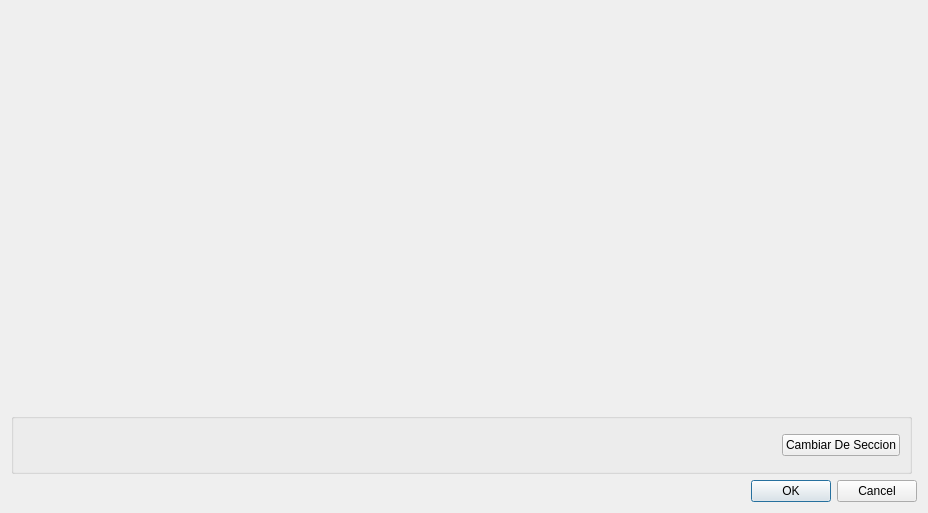
This is src/ui/DialogRegistrarCambioDeSeccion.ui in guilleurrutia10/division-transporte as Qt 5 draws it before an edit. The edited form follows.
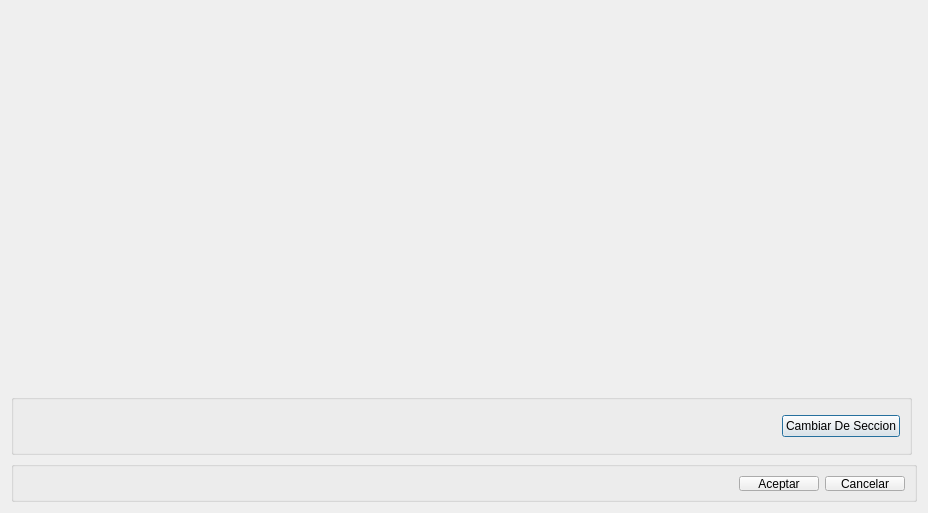
This is the edited form.

Commit message: modificaciones ui con group box parte 2

Diff of the .ui file:
```diff
--- a/src/ui/DialogRegistrarCambioDeSeccion.ui
+++ b/src/ui/DialogRegistrarCambioDeSeccion.ui
@@ -53,10 +53,63 @@
     </widget>
    </item>
    <item>
-    <widget class="QDialogButtonBox" name="buttonBox">
-     <property name="standardButtons">
-      <set>QDialogButtonBox::Cancel|QDialogButtonBox::Ok</set>
+    <widget class="QGroupBox" name="groupBoxButtonBox">
+     <property name="minimumSize">
+      <size>
+       <width>271</width>
+       <height>41</height>
+      </size>
      </property>
+     <property name="maximumSize">
+      <size>
+       <width>16777215</width>
+       <height>41</height>
+      </size>
+     </property>
+     <property name="title">
+      <string/>
+     </property>
+     <layout class="QGridLayout" name="gridLayout_7">
+      <property name="leftMargin">
+       <number>9</number>
+      </property>
+      <property name="topMargin">
+       <number>9</number>
+      </property>
+      <property name="rightMargin">
+       <number>9</number>
+      </property>
+      <property name="bottomMargin">
+       <number>8</number>
+      </property>
+      <item row="0" column="1">
+       <widget class="QPushButton" name="pushButtonAceptar">
+        <property name="text">
+         <string>Aceptar</string>
+        </property>
+       </widget>
+      </item>
+      <item row="0" column="2">
+       <widget class="QPushButton" name="pushButtonCancelar">
+        <property name="text">
+         <string>Cancelar</string>
+        </property>
+       </widget>
+      </item>
+      <item row="0" column="0">
+       <spacer name="horizontalSpacer_7">
+        <property name="orientation">
+         <enum>Qt::Horizontal</enum>
+        </property>
+        <property name="sizeHint" stdset="0">
+         <size>
+          <width>40</width>
+          <height>20</height>
+         </size>
+        </property>
+       </spacer>
+      </item>
+     </layout>
     </widget>
    </item>
   </layout>
```
The commit also changes 28 other files.
